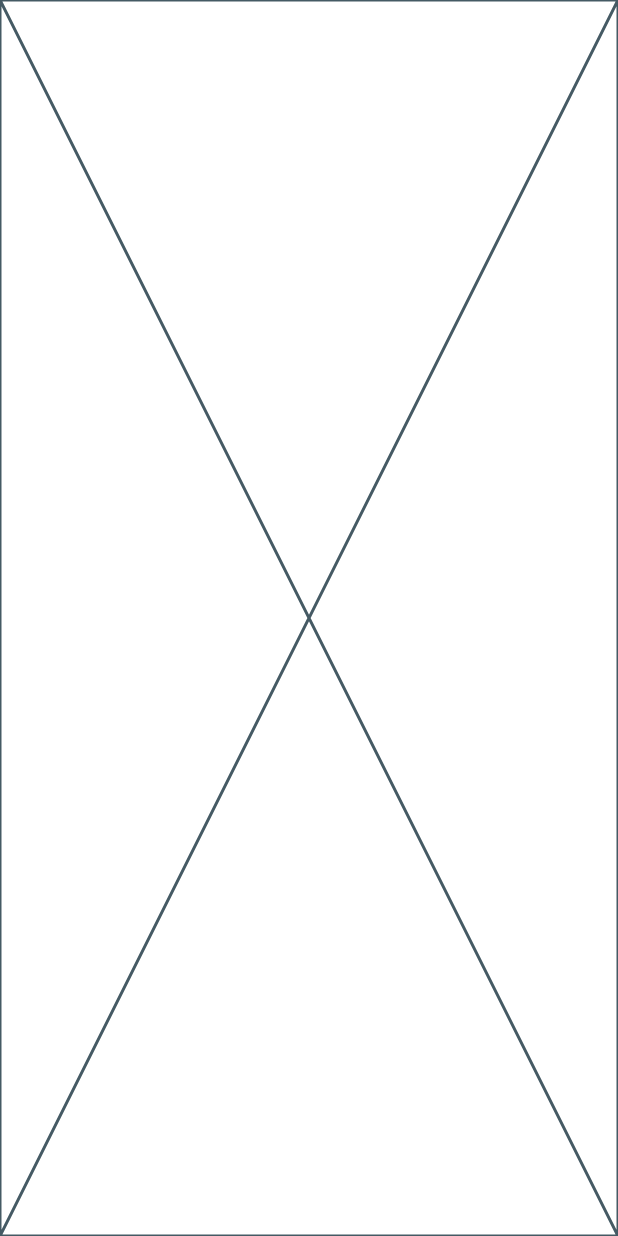
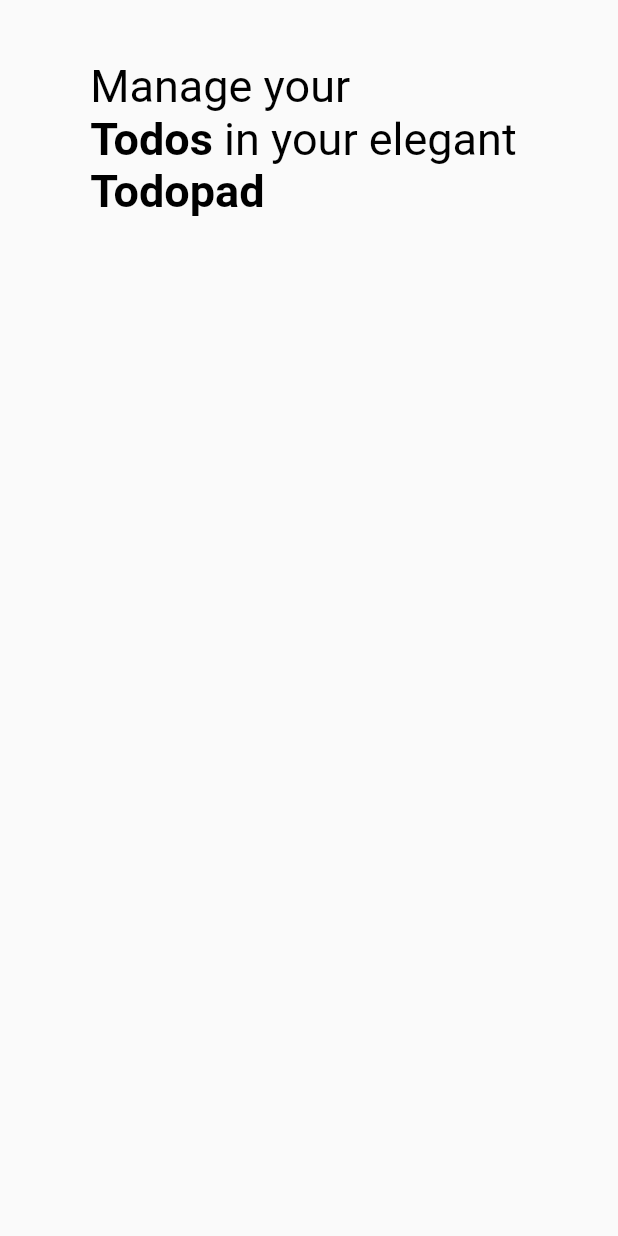
Before and after one commit to kiranrana8973/todo_app, a Flutter app: the screen it shows after launch, on a phone screen of 412 x 824 dp. Run offline on Flutter 3.47's test engine with Material 2 defaults, Android fonts, the phone set to English and light mode, and no system bars; our stand-ins replace dartz, flutter_riverpod.

Commit message:
Added dashboard

```diff
--- a/lib/app/app.dart
+++ b/lib/app/app.dart
@@ -7,11 +7,19 @@ class App extends StatelessWidget {
   @override
   Widget build(BuildContext context) {
     return MaterialApp(
+      debugShowCheckedModeBanner: false,
       title: 'Riverpod Todo App',
       theme: ThemeData(
         primarySwatch: Colors.blue,
       ),
-      home: const HomeScreen(),
+      home: const Scaffold(
+        // appBar: AppBar(
+        //   title: const Text('Riverpod Todo App'),
+        // ),
+        body: SafeArea(
+          child: HomeScreen(),
+        ),
+      ),
     );
   }
 }
--- /dev/null
+++ b/lib/core/failure/failure.dart
@@ -0,0 +1,6 @@
+class Failure {
+  final String? message;
+  final String? statusCode;
+
+  Failure({this.message, this.statusCode});
+}
--- a/lib/presentation/screen/home_screen.dart
+++ b/lib/presentation/screen/home_screen.dart
@@ -1,10 +1,20 @@
 import 'package:flutter/material.dart';
+import 'package:todo_app/presentation/widgets/header_widget.dart';
 
 class HomeScreen extends StatelessWidget {
   const HomeScreen({super.key});
 
   @override
   Widget build(BuildContext context) {
-    return const Placeholder();
+    return const SizedBox.expand(
+      child: Column(
+        mainAxisSize: MainAxisSize.max,
+        children: [
+          SizedBox(height: 40),
+          HeaderWidget(),
+          SizedBox(height: 40),
+        ],
+      ),
+    );
   }
 }
--- /dev/null
+++ b/lib/presentation/widgets/header_widget.dart
@@ -0,0 +1,39 @@
+import 'package:flutter/material.dart';
+
+class HeaderWidget extends StatelessWidget {
+  const HeaderWidget({
+    super.key,
+  });
+
+  @override
+  Widget build(BuildContext context) {
+    return RichText(
+      text: const TextSpan(
+        text: 'Manage your \n',
+        style: TextStyle(fontSize: 30, color: Colors.black),
+        children: [
+          TextSpan(
+            text: 'Todos',
+            style: TextStyle(
+              fontSize: 30,
+              fontWeight: FontWeight.bold,
+            ),
+          ),
+          TextSpan(
+            text: ' in your elegant \n',
+            style: TextStyle(
+              fontSize: 30,
+            ),
+          ),
+          TextSpan(
+            text: 'Todopad',
+            style: TextStyle(
+              fontSize: 30,
+              fontWeight: FontWeight.bold,
+            ),
+          ),
+        ],
+      ),
+    );
+  }
+}
```
Also changed, not shown: data/todos.json (added, +30 -0 lines), lib/data/data_source/local/todo_local_data_source.dart (added, +30 -0 lines), lib/data/data_source/main_data_source.dart (added, +11 -0 lines), lib/data/model/todo_model.dart (added, +35 -0 lines), lib/domain/entity/todo_entity.dart (added, +15 -0 lines), pubspec.yaml (+5 -2 lines), pubspec.lock, 2 other files.
